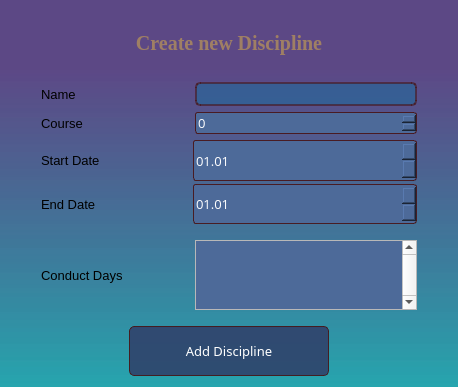
marko-yaciv/2c_coursework, file newdiscipline.ui: the form before one commit.
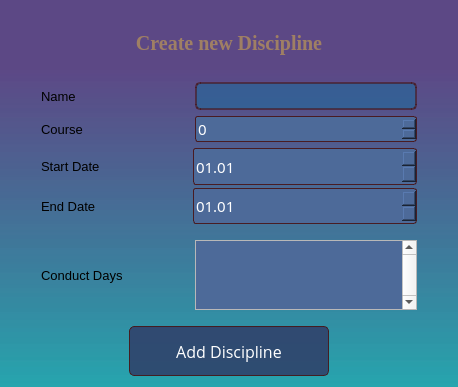
The form after the commit.

```diff
--- a/newdiscipline.ui
+++ b/newdiscipline.ui
@@ -84,8 +84,8 @@
         <widget class="QLineEdit" name="name">
          <property name="font">
           <font>
-           <family>Lucida Sans Unicode</family>
-           <pointsize>10</pointsize>
+           <family>Montserrat</family>
+           <pointsize>11</pointsize>
            <weight>50</weight>
            <italic>false</italic>
            <bold>false</bold>
@@ -128,8 +128,8 @@
         <widget class="QSpinBox" name="course">
          <property name="font">
           <font>
-           <family>Open Sans</family>
-           <pointsize>10</pointsize>
+           <family>Montserrat</family>
+           <pointsize>11</pointsize>
            <weight>50</weight>
            <italic>false</italic>
            <bold>false</bold>
@@ -177,8 +177,8 @@
            </property>
            <property name="font">
             <font>
-             <family>Open Sans</family>
-             <pointsize>10</pointsize>
+             <family>Montserrat</family>
+             <pointsize>11</pointsize>
              <weight>50</weight>
              <italic>false</italic>
              <bold>false</bold>
@@ -224,8 +224,8 @@
            </property>
            <property name="font">
             <font>
-             <family>Open Sans</family>
-             <pointsize>10</pointsize>
+             <family>Montserrat</family>
+             <pointsize>11</pointsize>
              <weight>50</weight>
              <italic>false</italic>
              <bold>false</bold>
@@ -336,8 +336,8 @@
        </property>
        <property name="font">
         <font>
-         <family>Lucida Sans Unicode</family>
-         <pointsize>10</pointsize>
+         <family>Open Sans</family>
+         <pointsize>12</pointsize>
          <weight>50</weight>
          <italic>false</italic>
          <bold>false</bold>
```
Left out of the diff: 29 changed lines with no effect on the pictures.
